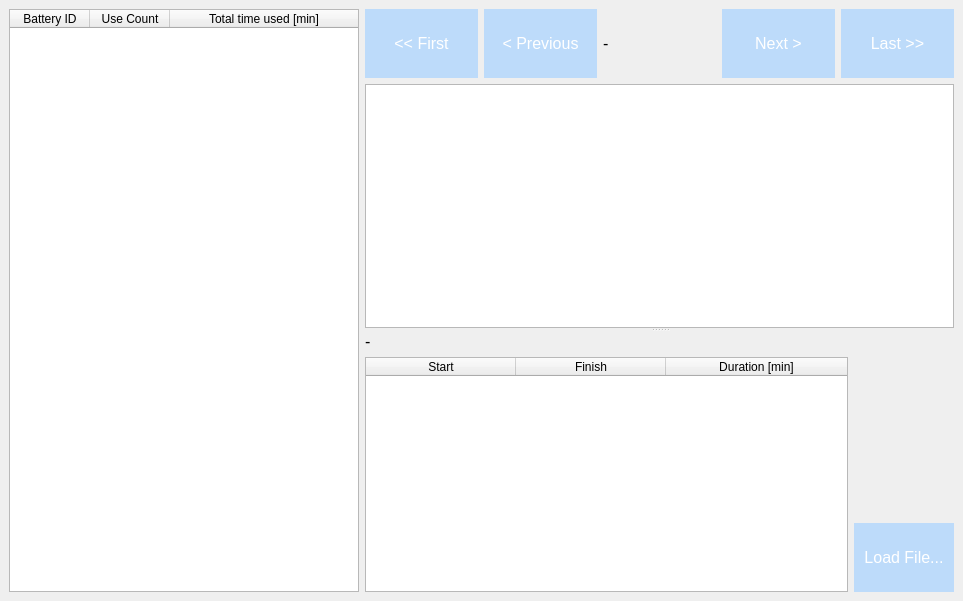
Old version of the form mainwindow.ui in the repository j-glow/battery-analyzer.
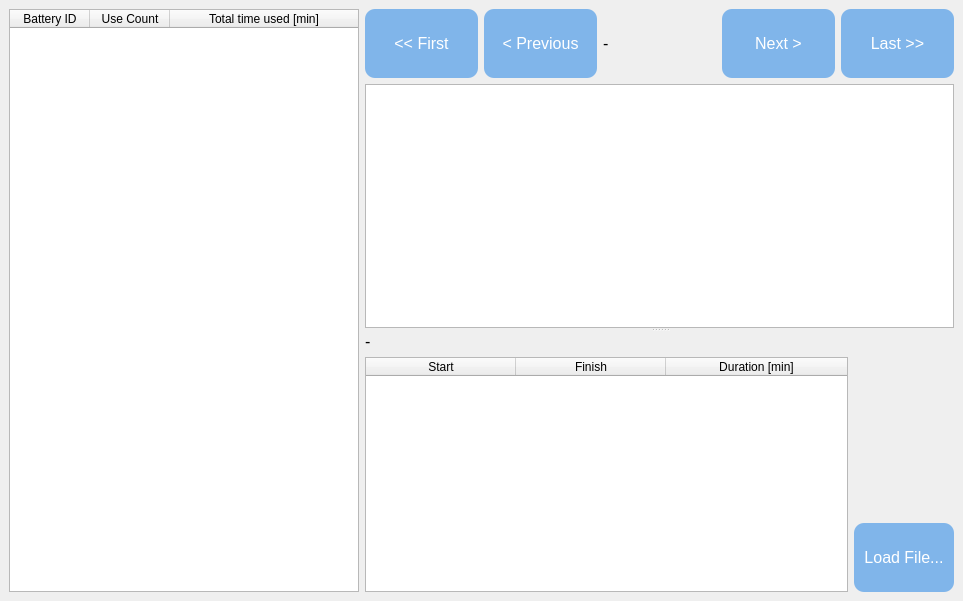
New version of the form. Custom widgets are drawn as their Qt base class.

Commit message: button colors fixed, table fonts changed, fixed record table minutes bug

The edit to the form file:
```diff
--- a/mainwindow.ui
+++ b/mainwindow.ui
@@ -27,27 +27,20 @@
    </property>
    <property name="styleSheet">
     <string notr="true">.QPushButton {
-	background:#528fcc;
-	background-color:#bddbfa;
-	border-radius:42px;
-
+	background-color:#80b5ea;
+	background:#80b5ea;
+	border-radius:10px;
 	color:#ffffff;
-	font-family:Arial;
+	font-family:-apple-system, system-ui, system-ui, &quot;Segoe UI&quot;, Roboto, &quot;Helvetica Neue&quot;, &quot;Fira Sans&quot;, Ubuntu, Oxygen, 			&quot;Oxygen Sans&quot;, Cantarell, &quot;Droid Sans&quot;, &quot;Apple Color Emoji&quot;, &quot;Segoe UI Emoji&quot;, &quot;Segoe UI Symbol&quot;, &quot;Lucida Grande&quot;, 		Helvetica, Arial, sans-serif;
 	font-size:16px;
 	padding:25px 0px;
 	text-decoration:none;
 }
-.QPushButton:hover {
-	background:#bddbfa;
-	background-color:#80b5ea;
+.QPushButton:disabled{
+	background:#C0D6E4;
 }
-.QPushButton:active {
-	background:#80b5ea;
-	background-color:#80b5ea;
-}
-.QPushButton:inactive{
-	background: #97abbf;
-	background-color:#80b5ea;
+.QPushButton:pressed{
+	background:#0A75AD;
 }
 
 .QLabel{
```
The commit also changes 1 other file.
